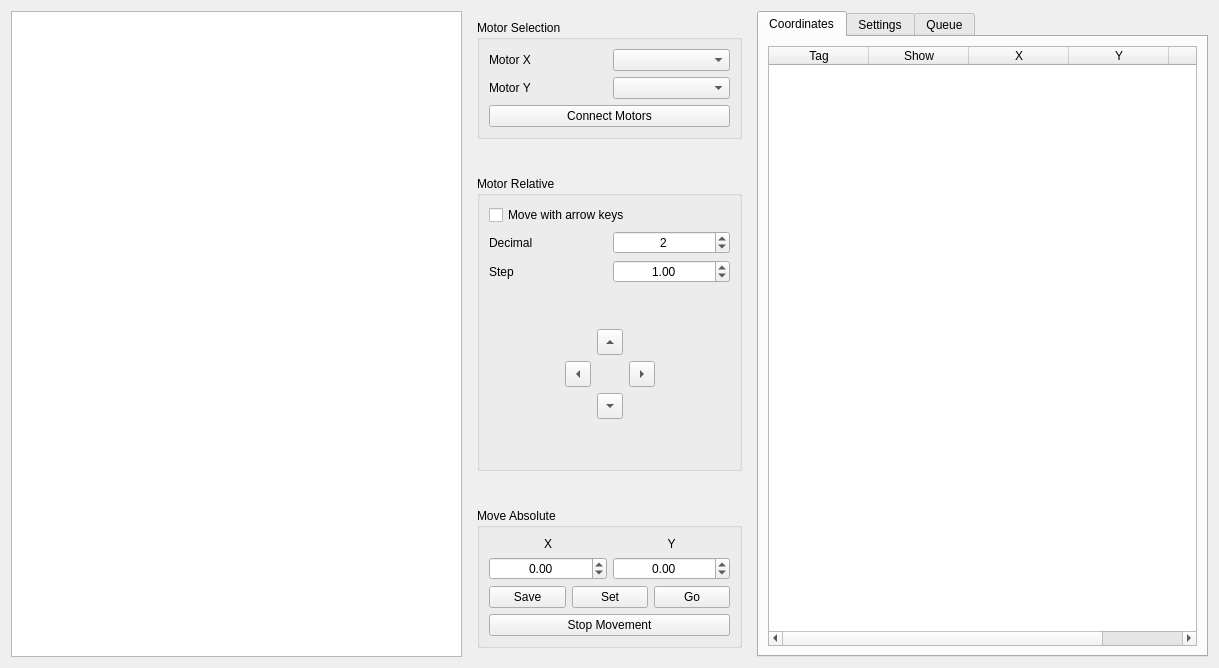
Before: the Qt Designer form bec_widgets/examples/motor_movement/motor_controller.ui in bec-project/bec_widgets, drawn with Qt 5.
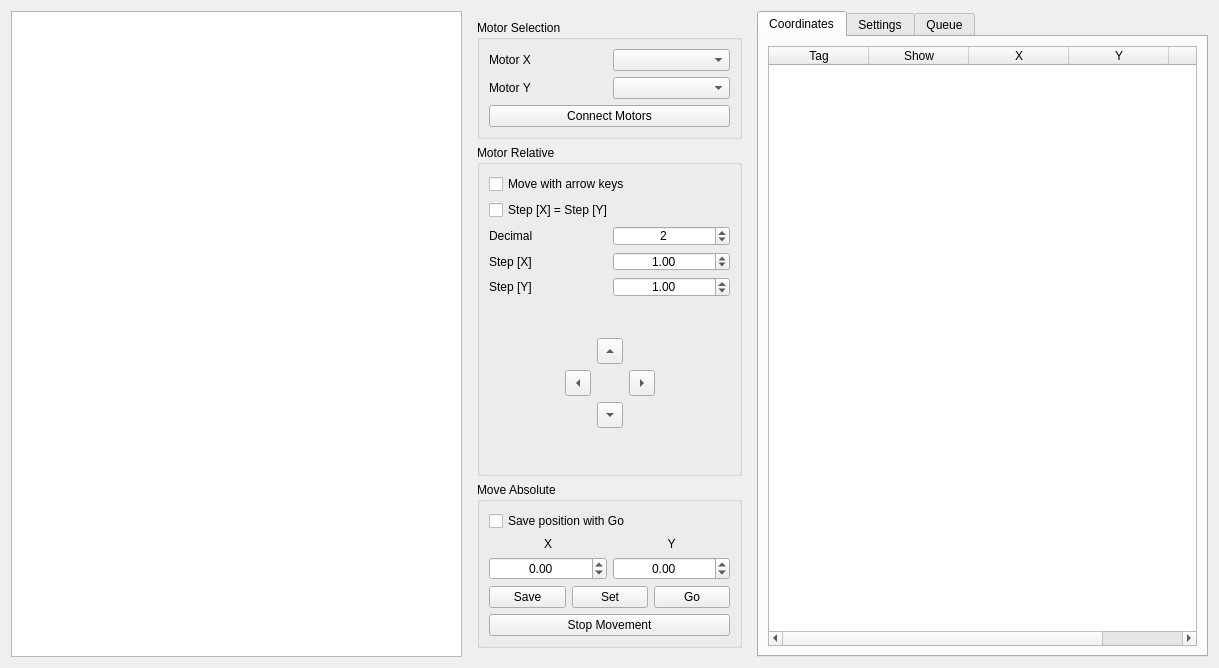
After: the same form once the commit is applied. Custom widgets are drawn as their Qt base class.

Commit message: feat: user can choose if to save coordinates when moving to absolute coordinates

```diff
--- a/bec_widgets/examples/motor_movement/motor_controller.ui
+++ b/bec_widgets/examples/motor_movement/motor_controller.ui
@@ -92,17 +92,36 @@
            </property>
           </widget>
          </item>
+         <item>
+          <widget class="QCheckBox" name="checkBox_same_xy">
+           <property name="text">
+            <string>Step [X] = Step [Y]</string>
+           </property>
+          </widget>
+         </item>
          <item>
           <layout class="QGridLayout" name="gridLayout_6">
-           <item row="0" column="0">
-            <widget class="QLabel" name="label_2">
+           <item row="1" column="0">
+            <widget class="QLabel" name="label_step_x">
+             <property name="minimumSize">
+              <size>
+               <width>108</width>
+               <height>19</height>
+              </size>
+             </property>
              <property name="text">
-              <string>Decimal</string>
+              <string>Step [X]</string>
              </property>
             </widget>
            </item>
            <item row="0" column="1">
             <widget class="QSpinBox" name="spinBox_precision">
+             <property name="minimumSize">
+              <size>
+               <width>107</width>
+               <height>19</height>
+              </size>
+             </property>
              <property name="alignment">
               <set>Qt::AlignCenter</set>
              </property>
@@ -114,15 +133,65 @@
              </property>
             </widget>
            </item>
-           <item row="1" column="0">
-            <widget class="QLabel" name="label">
+           <item row="0" column="0">
+            <widget class="QLabel" name="label_2">
+             <property name="minimumSize">
+              <size>
+               <width>108</width>
+               <height>19</height>
+              </size>
+             </property>
              <property name="text">
-              <string>Step</string>
+              <string>Decimal</string>
              </property>
             </widget>
            </item>
            <item row="1" column="1">
             <widget class="QDoubleSpinBox" name="spinBox_step">
+             <property name="minimumSize">
+              <size>
+               <width>107</width>
+               <height>19</height>
+              </size>
+             </property>
+             <property name="alignment">
+              <set>Qt::AlignCenter</set>
+             </property>
+             <property name="minimum">
+              <double>0.000000000000000</double>
+             </property>
+             <property name="maximum">
+              <double>99.000000000000000</double>
+             </property>
+             <property name="singleStep">
+              <double>0.100000000000000</double>
+             </property>
+             <property name="value">
+              <double>1.000000000000000</double>
+             </property>
+            </widget>
+           </item>
+           <item row="2" column="0">
+            <widget class="QLabel" name="label_step_y">
+             <property name="minimumSize">
+              <size>
+               <width>108</width>
+               <height>19</height>
+              </size>
+             </property>
+             <property name="text">
+              <string>Step [Y]</string>
+             </property>
+            </widget>
+           </item>
+           <item row="2" column="1">
+            <widget class="QDoubleSpinBox" name="spinBox_step_y">
+             <property name="minimumSize">
+              <size>
+               <width>107</width>
+               <height>19</height>
+              </size>
+             </property>
              <property name="alignment">
               <set>Qt::AlignCenter</set>
              </property>
@@ -287,6 +356,13 @@
          <string>Move Absolute</string>
         </property>
         <layout class="QVBoxLayout" name="verticalLayout">
+         <item>
+          <widget class="QCheckBox" name="checkBox_save_with_go">
+           <property name="text">
+            <string>Save position with Go</string>
+           </property>
+          </widget>
+         </item>
          <item>
           <layout class="QGridLayout" name="gridLayout_3">
            <item row="1" column="1">
```
The commit also changes 1 other file.
